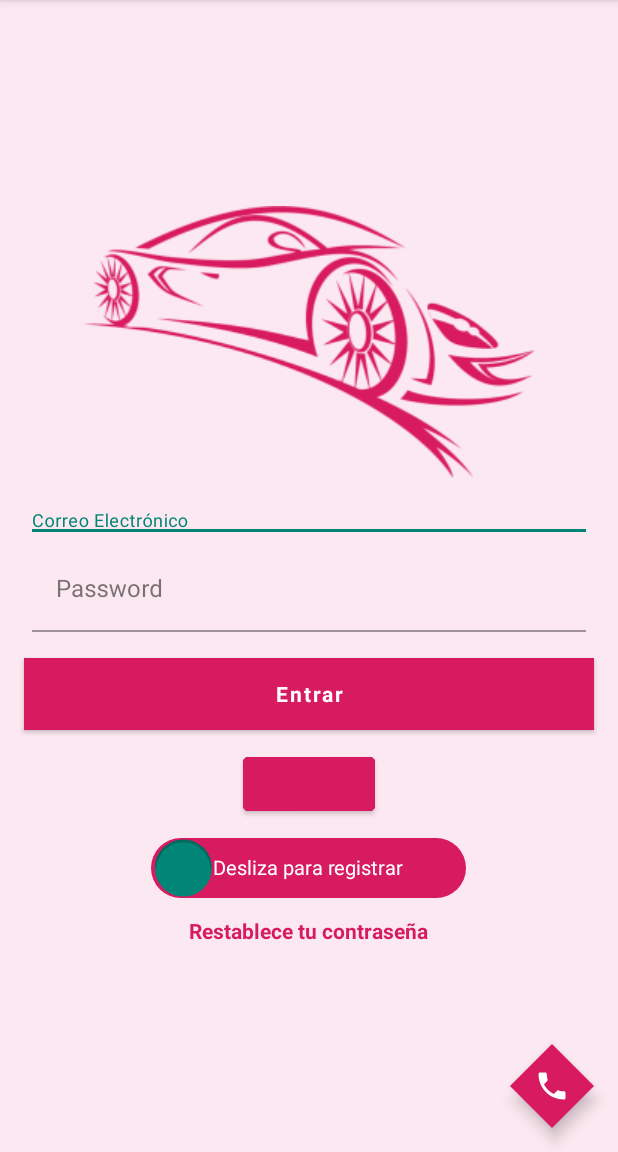
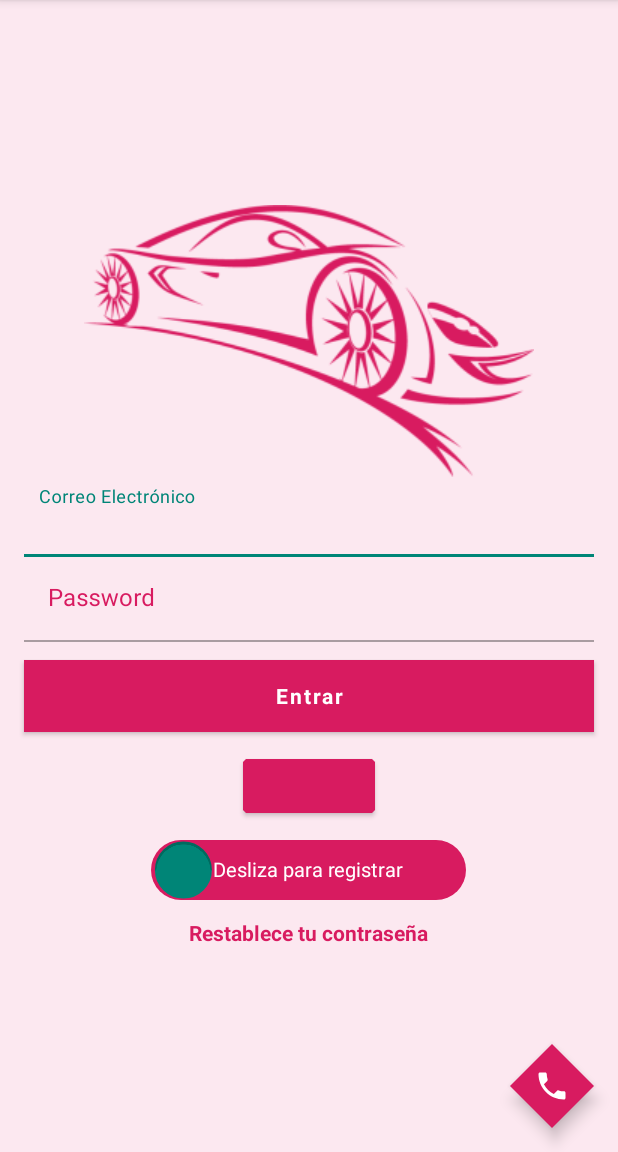
Before and after one commit to angelnmara/BaseAndroid, an Android app: the screen it shows after launch (LoginActivity), on a phone screen of 412 x 824 dp, the part 84-1236 px from its top. Run offline under Robolectric (Android 15) with nearby library versions, the phone set to English and light mode, and no system bars; our stand-ins replace Firebase (no records; nobody signed in at launch, a user with empty details on screens opened directly); libraries missing offline, so code that uses them is left out: com.facebook, com.facebook.appevents, com.facebook.login, com.journeyapps.barcodescanner; plain views replace LoginButton; Roboto replaces fonts that are not available here; 9 statements that could not run were skipped.

Commit message:
cambios en autocompletetextview

```diff
--- a/app/src/main/res/values/styles.xml
+++ b/app/src/main/res/values/styles.xml
@@ -22,6 +22,8 @@
         <item name="shapeAppearanceMediumComponent">@style/AppShapeAppearance.MediumComponent</item>
         <item name="materialButtonStyle">@style/AppButton</item>
         <item name="textInputStyle">@style/AppTextField</item>
+        <item name="autoCompleteTextViewStyle">@style/AppAutoComplete</item>
+        <!--<item name="editTextStyle"></item>-->
         <item name="materialCardViewStyle">@style/AppCard</item>
         <item name="bottomNavigationStyle">@style/AppBottomNavigation</item>
         <item name="colorPrimaryDark">@color/colorPrimaryDark</item>
@@ -45,10 +47,23 @@
         <item name="backgroundTint">?attr/colorSecondary</item>
     </style>
 
-    <style name="AppTextField" parent="Widget.MaterialComponents.TextInputLayout.FilledBox">
+    <style name="AppTextField" parent="Widget.MaterialComponents.TextInputLayout.OutlinedBox">
+        <item name="boxBackgroundMode">filled</item>
         <item name="boxBackgroundColor">@color/text_field_background</item>
-        <item name="android:padding">5dp</item>
+        <item name="android:textColorHint">@color/colorAccent</item>
     </style>
+
+    <style name="AppAutoComplete" parent="Widget.AppCompat.Light.AutoCompleteTextView">
+        <item name="android:paddingTop">20dp</item>
+        <item name="android:paddingBottom">5dp</item>
+        <item name="android:paddingLeft">10dp</item>
+        <item name="android:textSize">16sp</item>
+    </style>
+
+    <!--<style name="AppEditText" parent="Widget.AppCompat.EditText">
+        <item name="android:paddingBottom">-5dp</item>
+        <item name="android:paddingLeft">-5dp</item>
+    </style>-->
 
     <style name="AppCard" parent="Widget.MaterialComponents.CardView">
         <item name="cardElevation">8dp</item>
```
